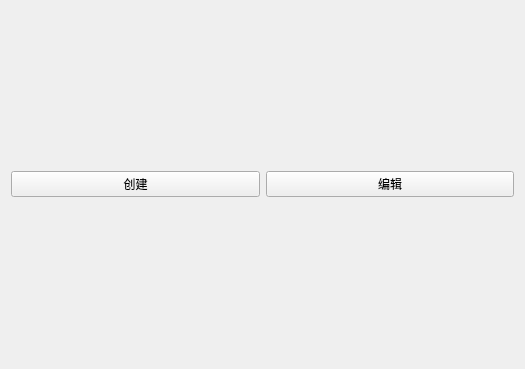
First picture: the form in PinYinTextObject/widget.ui, repository weijibin/PinYinTextObject, before the edit.
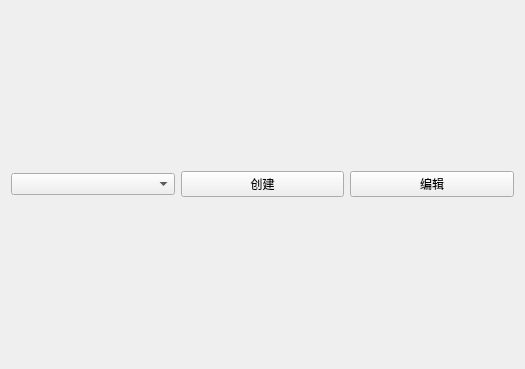
Second picture: the form after the edit.

Diff of the .ui file:
```diff
--- a/PinYinTextObject/widget.ui
+++ b/PinYinTextObject/widget.ui
@@ -16,6 +16,9 @@
   <layout class="QVBoxLayout" name="verticalLayout">
    <item>
     <layout class="QHBoxLayout" name="horizontalLayout">
+     <item>
+      <widget class="QComboBox" name="comboBox"/>
+     </item>
      <item>
       <widget class="QPushButton" name="test">
        <property name="text">
```
